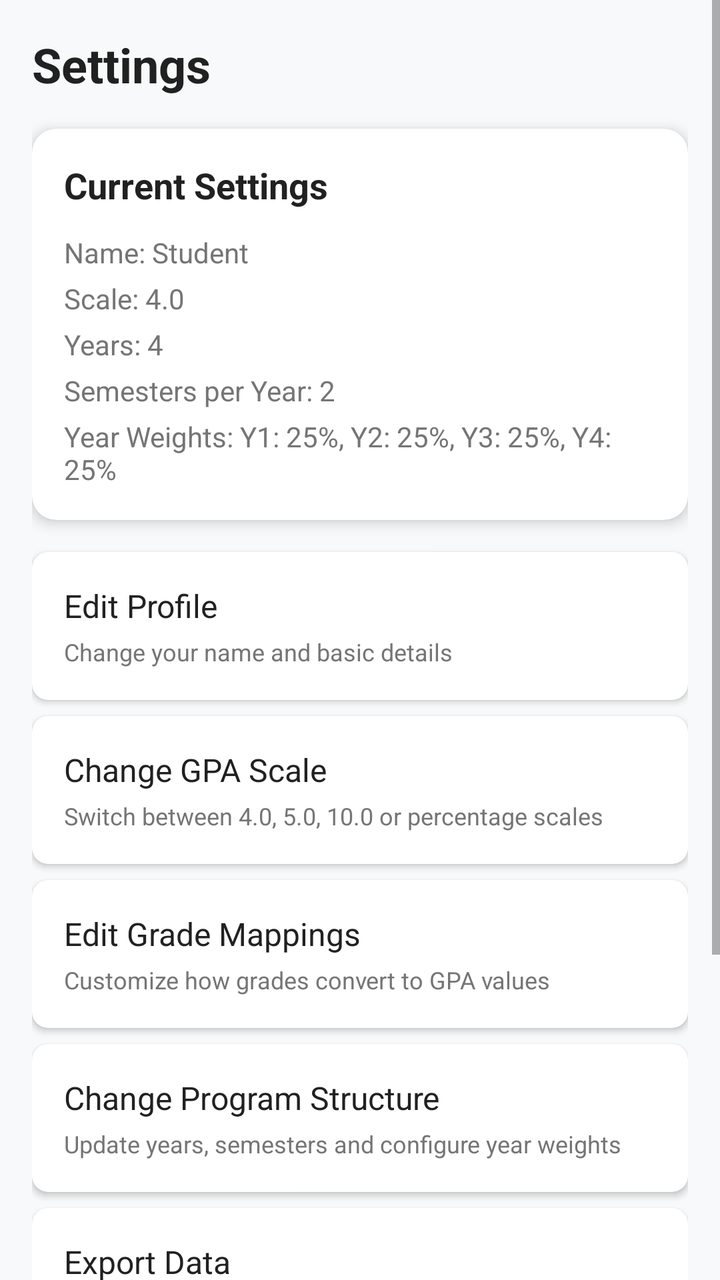
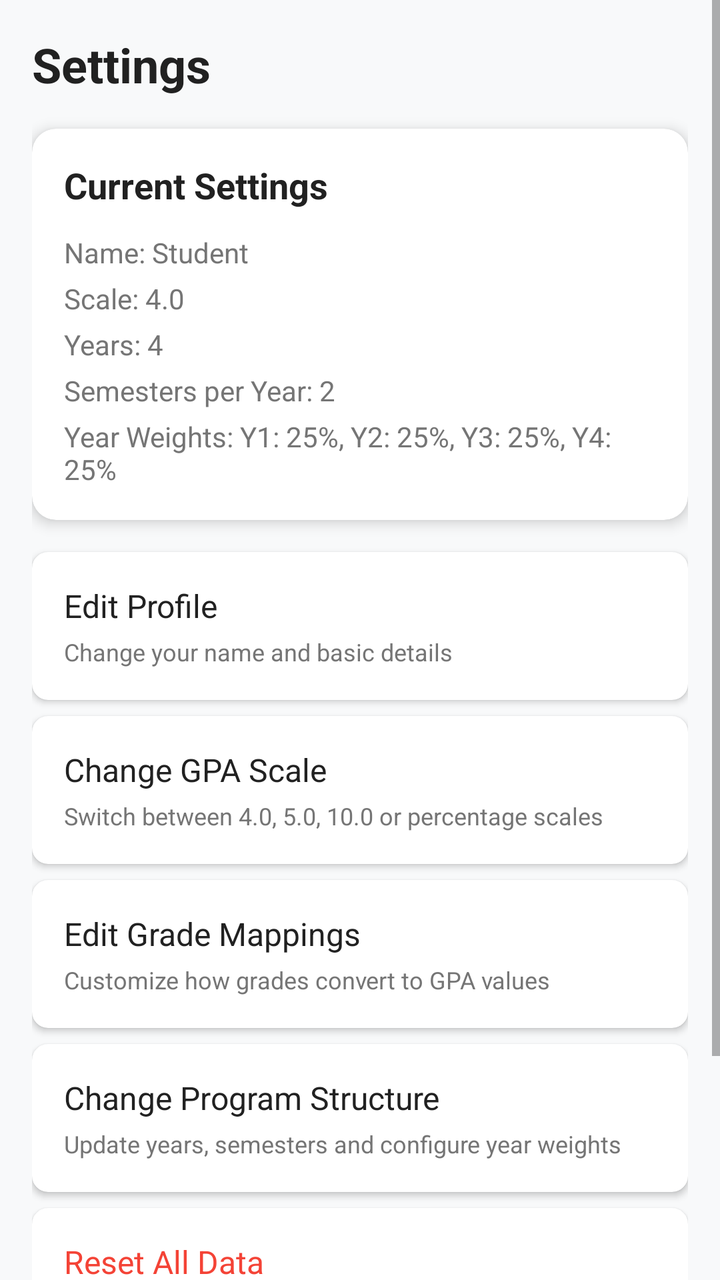

An Android layout rendered at two revisions. The XML below is the earlier revision; the diff shows what the commit changed to produce the second picture.
<!-- AndroidManifest.xml: application theme Theme.AppCompat.Light.NoActionBar -->
<!-- res/layout/fragment_settings.xml -->
<?xml version="1.0" encoding="utf-8"?>
<ScrollView xmlns:android="http://schemas.android.com/apk/res/android"
    xmlns:app="http://schemas.android.com/apk/res-auto"
    android:layout_width="match_parent"
    android:layout_height="match_parent"
    android:background="@color/background">

    <LinearLayout
        android:layout_width="match_parent"
        android:layout_height="wrap_content"
        android:orientation="vertical"
        android:padding="16dp">

        
        <TextView
            android:layout_width="wrap_content"
            android:layout_height="wrap_content"
            android:text="Settings"
            android:textColor="@color/text_primary"
            android:textSize="24sp"
            android:textStyle="bold"
            android:layout_marginBottom="16dp" />

        
        <androidx.cardview.widget.CardView
            android:layout_width="match_parent"
            android:layout_height="wrap_content"
            android:layout_marginBottom="16dp"
            app:cardCornerRadius="12dp"
            app:cardElevation="4dp">

            <LinearLayout
                android:layout_width="match_parent"
                android:layout_height="wrap_content"
                android:orientation="vertical"
                android:padding="16dp">

                <TextView
                    android:text="Current Settings"
                    android:textSize="18sp"
                    android:textStyle="bold"
                    android:textColor="@color/text_primary"
                    android:layout_marginBottom="12dp"
                    android:layout_width="wrap_content"
                    android:layout_height="wrap_content" />

                <TextView
                    android:id="@+id/tv_current_name"
                    android:text="Name: Student"
                    android:textColor="@color/text_secondary"
                    android:textSize="14sp"
                    android:layout_marginBottom="4dp"
                    android:layout_width="wrap_content"
                    android:layout_height="wrap_content" />

                <TextView
                    android:id="@+id/tv_current_scale"
                    android:text="Scale: 4.0"
                    android:textColor="@color/text_secondary"
                    android:textSize="14sp"
                    android:layout_marginBottom="4dp"
                    android:layout_width="wrap_content"
                    android:layout_height="wrap_content" />

                <TextView
                    android:id="@+id/tv_current_years"
                    android:text="Years: 4"
                    android:textColor="@color/text_secondary"
                    android:textSize="14sp"
                    android:layout_marginBottom="4dp"
                    android:layout_width="wrap_content"
                    android:layout_height="wrap_content" />

                <TextView
                    android:id="@+id/tv_current_semesters"
                    android:text="Semesters per Year: 2"
                    android:textColor="@color/text_secondary"
                    android:textSize="14sp"
                    android:layout_marginBottom="4dp"
                    android:layout_width="wrap_content"
                    android:layout_height="wrap_content" />

                
                <TextView
                    android:id="@+id/tv_current_year_weights"
                    android:text="Year Weights: Y1: 25%, Y2: 25%, Y3: 25%, Y4: 25%"
                    android:textColor="@color/text_secondary"
                    android:textSize="14sp"
                    android:layout_width="wrap_content"
                    android:layout_height="wrap_content" />

            </LinearLayout>
        </androidx.cardview.widget.CardView>

        
        <androidx.cardview.widget.CardView
            android:id="@+id/card_edit_profile"
            android:layout_width="match_parent"
            android:layout_height="wrap_content"
            android:layout_marginBottom="8dp"
            app:cardCornerRadius="8dp"
            app:cardElevation="2dp"
            android:clickable="true"
            android:foreground="?android:attr/selectableItemBackground">

            <LinearLayout
                android:padding="16dp"
                android:orientation="vertical"
                android:layout_width="match_parent"
                android:layout_height="wrap_content">

                <TextView
                    android:text="Edit Profile"
                    android:textSize="16sp"
                    android:textColor="@color/text_primary"
                    android:layout_width="match_parent"
                    android:layout_height="wrap_content" />

                <TextView
                    android:text="Change your name and basic details"
                    android:textSize="12sp"
                    android:textColor="@color/text_secondary"
                    android:layout_marginTop="4dp"
                    android:layout_width="match_parent"
                    android:layout_height="wrap_content" />
            </LinearLayout>
        </androidx.cardview.widget.CardView>

        
        <androidx.cardview.widget.CardView
            android:id="@+id/card_change_scale"
            android:layout_width="match_parent"
            android:layout_height="wrap_content"
            android:layout_marginBottom="8dp"
            app:cardCornerRadius="8dp"
            app:cardElevation="2dp"
            android:clickable="true"
            android:foreground="?android:attr/selectableItemBackground">

            <LinearLayout
                android:padding="16dp"
                android:orientation="vertical"
                android:layout_width="match_parent"
                android:layout_height="wrap_content">

                <TextView
                    android:text="Change GPA Scale"
                    android:textSize="16sp"
                    android:textColor="@color/text_primary"
                    android:layout_width="match_parent"
                    android:layout_height="wrap_content" />

                <TextView
                    android:text="Switch between 4.0, 5.0, 10.0 or percentage scales"
                    android:textSize="12sp"
                    android:textColor="@color/text_secondary"
                    android:layout_marginTop="4dp"
                    android:layout_width="match_parent"
                    android:layout_height="wrap_content" />
            </LinearLayout>
        </androidx.cardview.widget.CardView>

        
        <androidx.cardview.widget.CardView
            android:id="@+id/cardGradeMapping"
            android:layout_width="match_parent"
            android:layout_height="wrap_content"
            android:layout_marginBottom="8dp"
            app:cardCornerRadius="8dp"
            app:cardElevation="2dp"
            android:clickable="true"
            android:foreground="?android:attr/selectableItemBackground">

            <LinearLayout
                android:padding="16dp"
                android:orientation="vertical"
                android:layout_width="match_parent"
                android:layout_height="wrap_content">

                <TextView
                    android:text="Edit Grade Mappings"
                    android:textSize="16sp"
                    android:textColor="@color/text_primary"
                    android:layout_width="match_parent"
                    android:layout_height="wrap_content" />

                <TextView
                    android:text="Customize how grades convert to GPA values"
                    android:textSize="12sp"
                    android:textColor="@color/text_secondary"
                    android:layout_marginTop="4dp"
                    android:layout_width="match_parent"
                    android:layout_height="wrap_content" />
            </LinearLayout>
        </androidx.cardview.widget.CardView>

        
        <androidx.cardview.widget.CardView
            android:id="@+id/card_change_structure"
            android:layout_width="match_parent"
            android:layout_height="wrap_content"
            android:layout_marginBottom="8dp"
            app:cardCornerRadius="8dp"
            app:cardElevation="2dp"
            android:clickable="true"
            android:foreground="?android:attr/selectableItemBackground">

            <LinearLayout
                android:padding="16dp"
                android:orientation="vertical"
                android:layout_width="match_parent"
                android:layout_height="wrap_content">

                <TextView
                    android:text="Change Program Structure"
                    android:textSize="16sp"
                    android:textColor="@color/text_primary"
                    android:layout_width="match_parent"
                    android:layout_height="wrap_content" />

                <TextView
                    android:text="Update years, semesters and configure year weights"
                    android:textSize="12sp"
                    android:textColor="@color/text_secondary"
                    android:layout_marginTop="4dp"
                    android:layout_width="match_parent"
                    android:layout_height="wrap_content" />
            </LinearLayout>
        </androidx.cardview.widget.CardView>

        
        <androidx.cardview.widget.CardView
            android:id="@+id/card_export_data"
            android:layout_width="match_parent"
            android:layout_height="wrap_content"
            android:layout_marginBottom="8dp"
            app:cardCornerRadius="8dp"
            app:cardElevation="2dp"
            android:clickable="true"
            android:foreground="?android:attr/selectableItemBackground">

            <LinearLayout
                android:padding="16dp"
                android:orientation="vertical"
                android:layout_width="match_parent"
                android:layout_height="wrap_content">

                <TextView
                    android:text="Export Data"
                    android:textSize="16sp"
                    android:textColor="@color/text_primary"
                    android:layout_width="match_parent"
                    android:layout_height="wrap_content" />

                <TextView
                    android:text="Share your GPA data and academic report"
                    android:textSize="12sp"
                    android:textColor="@color/text_secondary"
                    android:layout_marginTop="4dp"
                    android:layout_width="match_parent"
                    android:layout_height="wrap_content" />
            </LinearLayout>
        </androidx.cardview.widget.CardView>

        
        <androidx.cardview.widget.CardView
            android:id="@+id/card_reset_data"
            android:layout_width="match_parent"
            android:layout_height="wrap_content"
            android:layout_marginBottom="8dp"
            app:cardCornerRadius="8dp"
            app:cardElevation="2dp"
            android:clickable="true"
            android:foreground="?android:attr/selectableItemBackground">

            <LinearLayout
                android:padding="16dp"
                android:orientation="vertical"
                android:layout_width="match_parent"
                android:layout_height="wrap_content">

                <TextView
                    android:text="Reset All Data"
                    android:textSize="16sp"
                    android:textColor="@color/error"
                    android:layout_width="match_parent"
                    android:layout_height="wrap_content" />

                <TextView
                    android:text="Clear all saved data permanently"
                    android:textSize="12sp"
                    android:textColor="@color/text_secondary"
                    android:layout_marginTop="4dp"
                    android:layout_width="match_parent"
                    android:layout_height="wrap_content" />
            </LinearLayout>
        </androidx.cardview.widget.CardView>

        
        <androidx.cardview.widget.CardView
            android:id="@+id/card_about"
            android:layout_width="match_parent"
            android:layout_height="wrap_content"
            app:cardCornerRadius="8dp"
            app:cardElevation="2dp"
            android:clickable="true"
            android:foreground="?android:attr/selectableItemBackground">

            <LinearLayout
                android:padding="16dp"
                android:orientation="vertical"
                android:layout_width="match_parent"
                android:layout_height="wrap_content">

                <TextView
                    android:text="About"
                    android:textSize="16sp"
                    android:textColor="@color/text_primary"
                    android:layout_width="match_parent"
                    android:layout_height="wrap_content" />

                <TextView
                    android:text="App version and developer information"
                    android:textSize="12sp"
                    android:textColor="@color/text_secondary"
                    android:layout_marginTop="4dp"
                    android:layout_width="match_parent"
                    android:layout_height="wrap_content" />
            </LinearLayout>
        </androidx.cardview.widget.CardView>

    </LinearLayout>
</ScrollView>
<!-- resources referenced by this layout -->
<resources>
  <color name="background">#F8F9FA</color>
  <color name="error">#F44336</color>
  <color name="text_primary">#212121</color>
  <color name="text_secondary">#757575</color>
</resources>

<!-- the commit's change to res/layout/fragment_settings.xml (unified diff, before → after) -->
@@ -228,39 +228,6 @@
             </LinearLayout>
         </androidx.cardview.widget.CardView>
 
-        
-        <androidx.cardview.widget.CardView
-            android:id="@+id/card_export_data"
-            android:layout_width="match_parent"
-            android:layout_height="wrap_content"
-            android:layout_marginBottom="8dp"
-            app:cardCornerRadius="8dp"
-            app:cardElevation="2dp"
-            android:clickable="true"
-            android:foreground="?android:attr/selectableItemBackground">
-
-            <LinearLayout
-                android:padding="16dp"
-                android:orientation="vertical"
-                android:layout_width="match_parent"
-                android:layout_height="wrap_content">
-
-                <TextView
-                    android:text="Export Data"
-                    android:textSize="16sp"
-                    android:textColor="@color/text_primary"
-                    android:layout_width="match_parent"
-                    android:layout_height="wrap_content" />
-
-                <TextView
-                    android:text="Share your GPA data and academic report"
-                    android:textSize="12sp"
-                    android:textColor="@color/text_secondary"
-                    android:layout_marginTop="4dp"
-                    android:layout_width="match_parent"
-                    android:layout_height="wrap_content" />
-            </LinearLayout>
-        </androidx.cardview.widget.CardView>
 
         
         <androidx.cardview.widget.CardView
